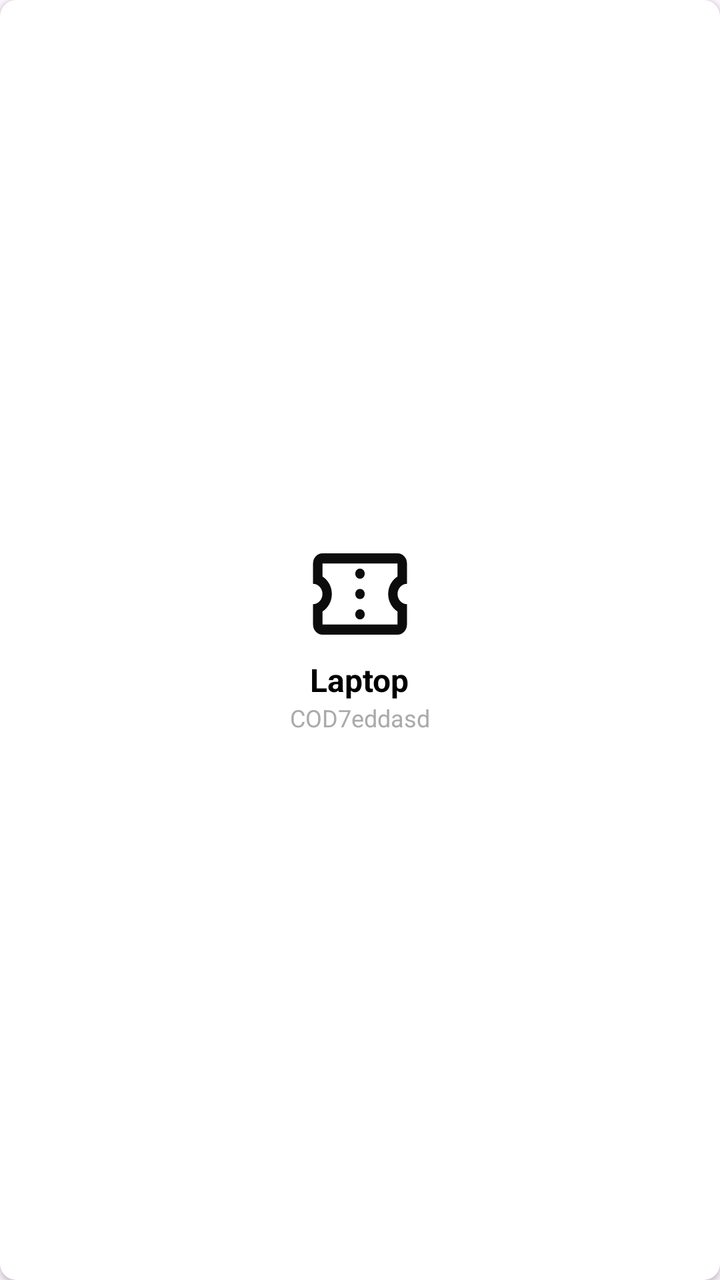
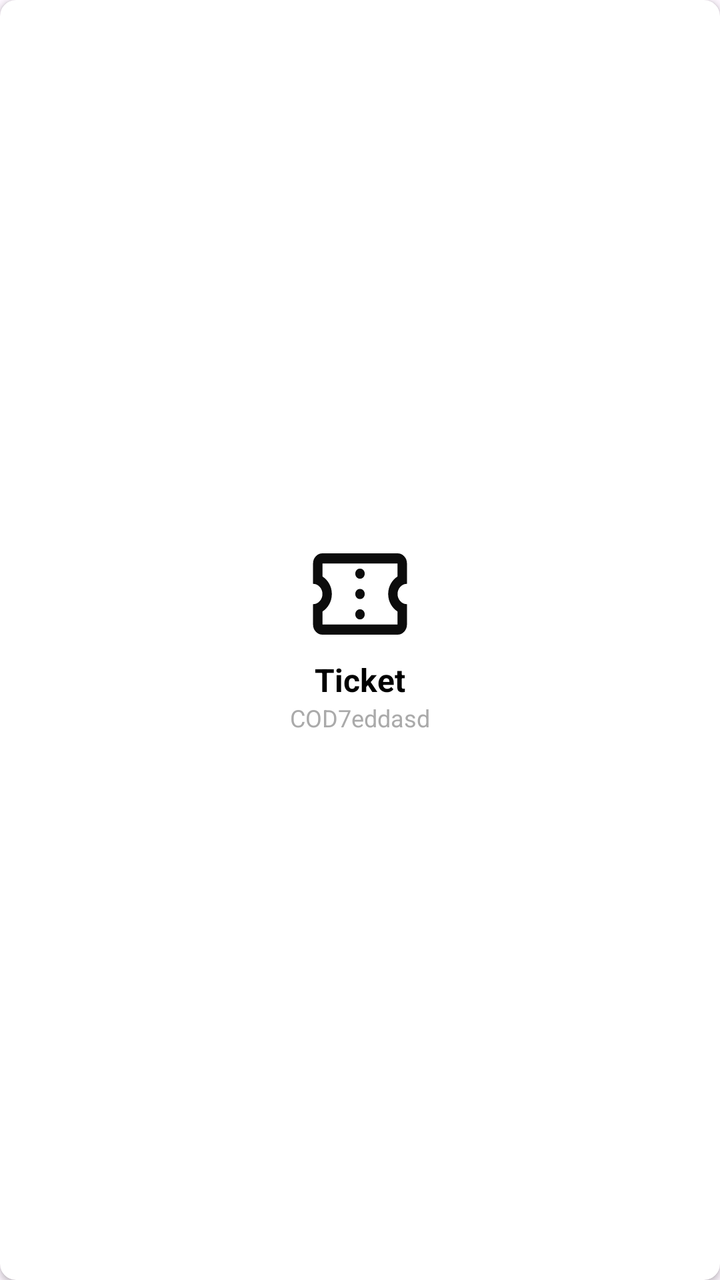

An Android layout rendered at two revisions. The XML below is the earlier revision; the diff shows what the commit changed to produce the second picture.
<!-- AndroidManifest.xml: application theme Theme.ReparApp -->
<!-- res/layout/item_ticket_card.xml -->
<?xml version="1.0" encoding="utf-8"?>
<androidx.cardview.widget.CardView xmlns:android="http://schemas.android.com/apk/res/android"
    xmlns:app="http://schemas.android.com/apk/res-auto"
    android:layout_width="120dp"
    android:layout_height="120dp"
    android:layout_marginEnd="12dp"
    app:cardCornerRadius="8dp"
    app:cardElevation="2dp"
    app:cardBackgroundColor="@color/white">
        <LinearLayout
            android:layout_width="match_parent"
            android:layout_height="match_parent"
            android:orientation="vertical"
            android:gravity="center"
            android:padding="8dp">

            <ImageView
                android:layout_width="48dp"
                android:layout_height="48dp"
                android:src="@drawable/ic_ticket_black"
                android:contentDescription="@string/ticket_icon" />

            <TextView
                android:layout_width="wrap_content"
                android:layout_height="wrap_content"
                android:text="Laptop"
                android:textColor="@android:color/black"
                android:textSize="16sp"
                android:textStyle="bold"
                android:layout_marginTop="8dp" />

            <TextView
                android:layout_width="wrap_content"
                android:layout_height="wrap_content"
                android:text="COD7eddasd"
                android:textColor="@android:color/darker_gray"
                android:textSize="12sp"/>
        </LinearLayout>
</androidx.cardview.widget.CardView>
<!-- resources referenced by this layout -->
<resources>
  <color name="white">#FFFFFFFF</color>
  <!-- drawable ic_ticket_black: vector/xml drawable (drawable, 2171 chars, omitted) -->
  <string name="ticket_icon">Ticket Icon</string>
  <style name="Theme.ReparApp" parent="Base.Theme.ReparApp" />
  <style name="Base.Theme.ReparApp" parent="Theme.Material3.DayNight.NoActionBar">
          
          
      </style>
</resources>

<!-- the commit's change to res/layout/item_ticket_card.xml (unified diff, before → after) -->
@@ -21,15 +21,17 @@
                 android:contentDescription="@string/ticket_icon" />
 
             <TextView
+                android:id="@+id/tv_nombre_ticket"
                 android:layout_width="wrap_content"
                 android:layout_height="wrap_content"
-                android:text="Laptop"
+                android:text="Ticket"
                 android:textColor="@android:color/black"
                 android:textSize="16sp"
                 android:textStyle="bold"
                 android:layout_marginTop="8dp" />
 
             <TextView
+                android:id="@+id/tv_codigo_ticket"
                 android:layout_width="wrap_content"
                 android:layout_height="wrap_content"
                 android:text="COD7eddasd"
